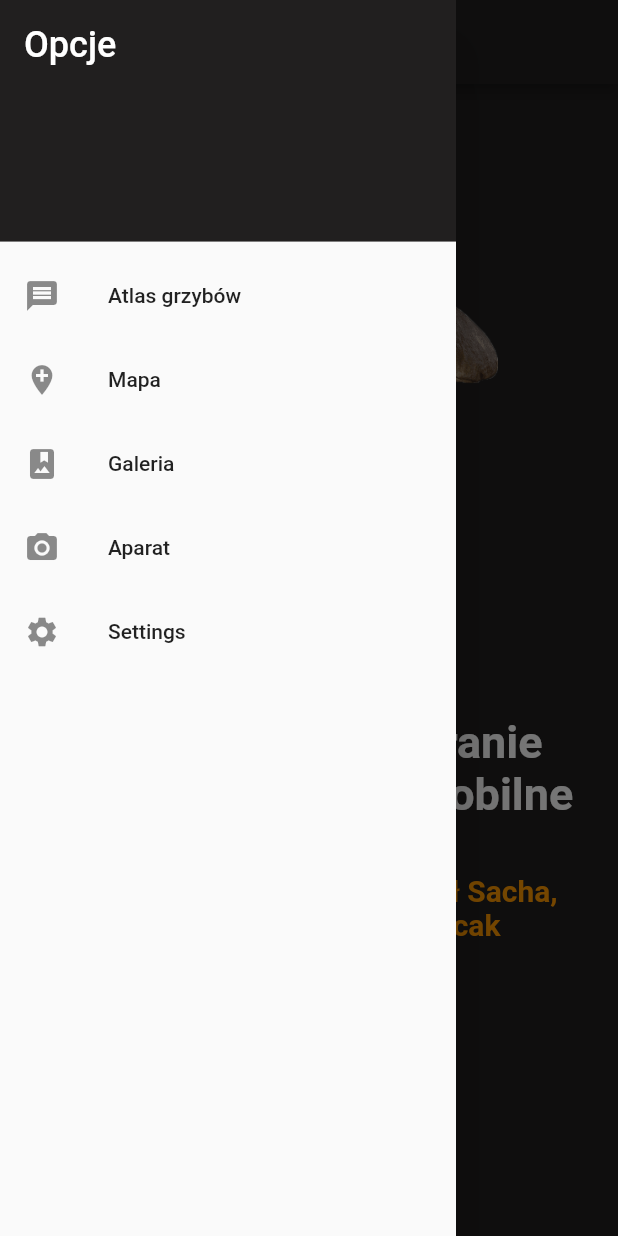
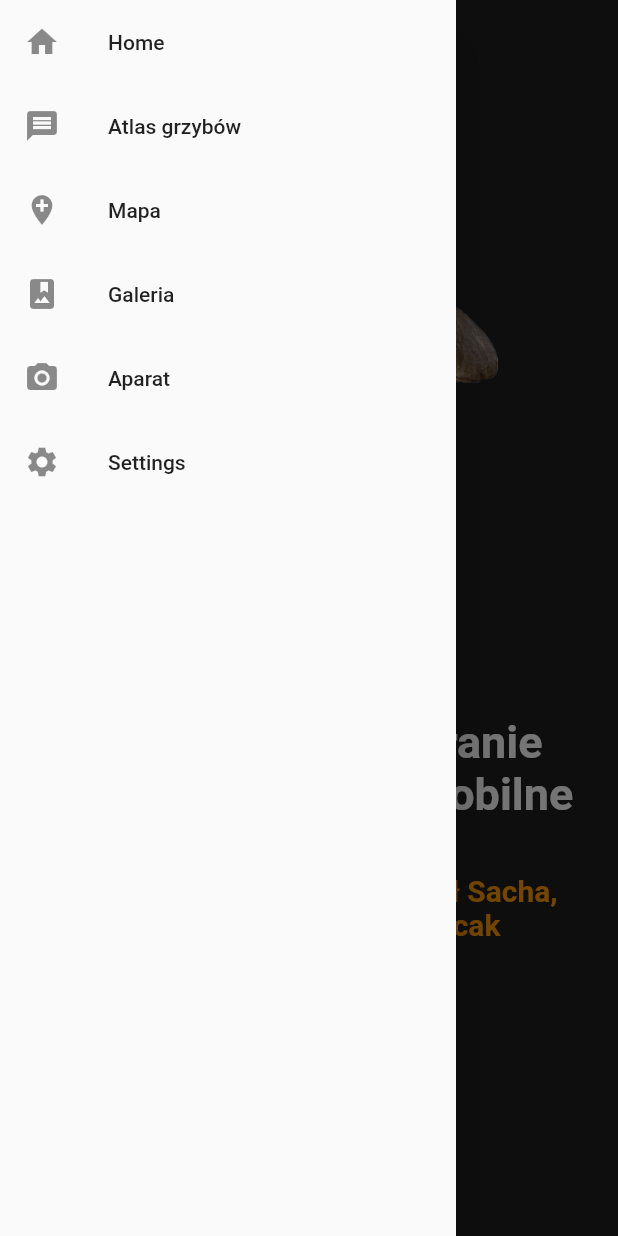
Before and after one commit to VIDISTUDIOS/grzybobranie, a Flutter app: the screen it shows after launch, with the side drawer open, on a phone screen of 412 x 824 dp. Run offline on Flutter 3.47's test engine with Material 2 defaults, Android fonts, the light colour scheme and no system bars; our stand-ins replace camera, google_maps_flutter.

Commit message:
mapa, settings

```diff
--- a/lib/homepage.dart
+++ b/lib/homepage.dart
@@ -9,56 +9,14 @@ class HomePage extends StatelessWidget {
   Widget build(BuildContext context) {
     return  Scaffold(
 appBar: AppBar(
-  backgroundColor: Color.fromARGB(255, 33, 31, 31),
+  backgroundColor: Colors.transparent,
+  elevation: 0,
     centerTitle: true,
     title: const Text('Grzybobranie'),
   ),
-  drawer: Drawer(
-    //backgroundColor: Color.fromARGB(255, 33, 31, 31),
-    child: ListView(
-
-      padding: EdgeInsets.zero,
-      children: const <Widget>[
-        DrawerHeader(
-
-          decoration: BoxDecoration(
-            color: Color.fromARGB(255, 33, 31, 31),
-          ),
-          child: Text(
-            'Opcje',
-            style: TextStyle(
-              color: Colors.white,
-              fontSize: 24,
-            ),
-          ),
-        ),
-        ListTile(
-          leading: Icon(Icons.message),
-          title: Text('Atlas grzybów'),
-        ),
-        ListTile(
-          leading: Icon(Icons.add_location),
-          title: Text('Mapa'),
-        ),
-        ListTile(
-          leading: Icon(Icons.photo_album),
-          title: Text('Galeria'),
-        ),
-        ListTile(
-          leading: Icon(Icons.photo_camera),
-          title: Text('Aparat'),
-        ),
-        ListTile(
-          leading: Icon(Icons.settings),
-          title: Text('Settings'),
-        ),
-      ],
-    ),
-  ),
+  drawer: NavBar(),
 
       backgroundColor: Color.fromARGB(255, 33, 31, 31),
-
-
         body:Column(children: [
 
           Padding(padding: const EdgeInsets.all(80.0),
--- a/pubspec.yaml
+++ b/pubspec.yaml
@@ -37,6 +37,8 @@ dependencies:
   # Use with the CupertinoIcons class for iOS style icons.
   cupertino_icons: ^1.0.2
   camera: ^0.9.4+1
+  google_maps_flutter: ^2.2.1
+
 
 dev_dependencies:
   flutter_test:
```
Also changed, not shown: lib/CameraPage.dart (+4 -4 lines), lib/MapScreen.dart (added, +47 -0 lines), lib/NavBar.dart (+55 -10 lines), lib/SettingsScreen.dart (added, +90 -0 lines), pubspec.lock, 2 other files.
